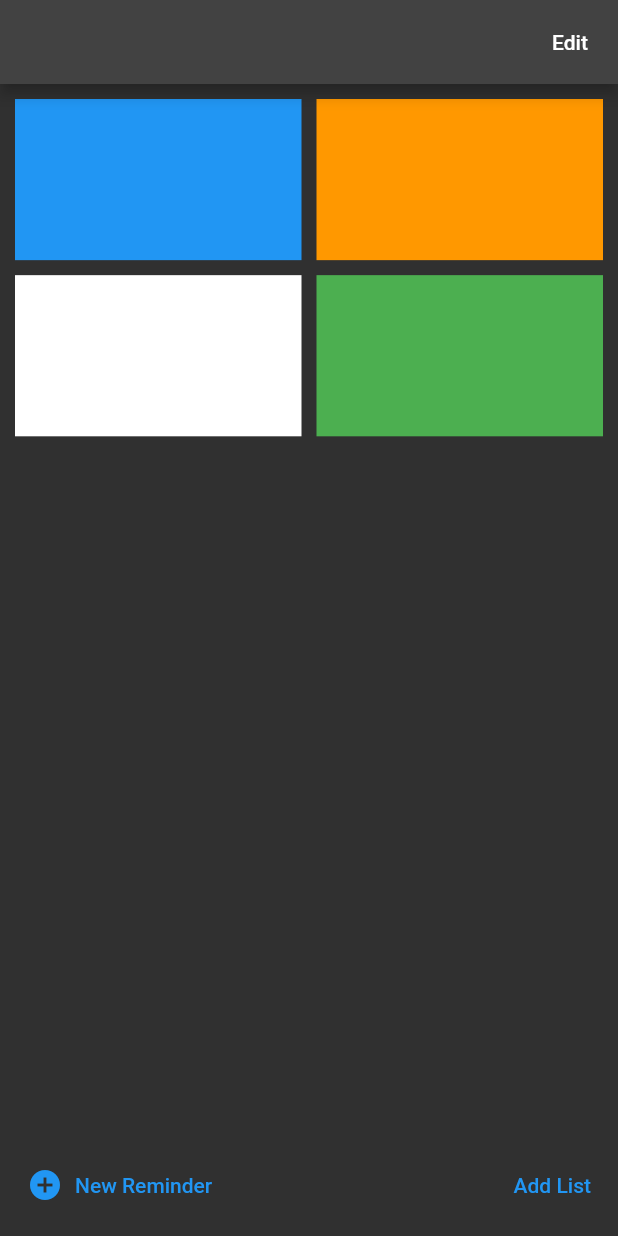
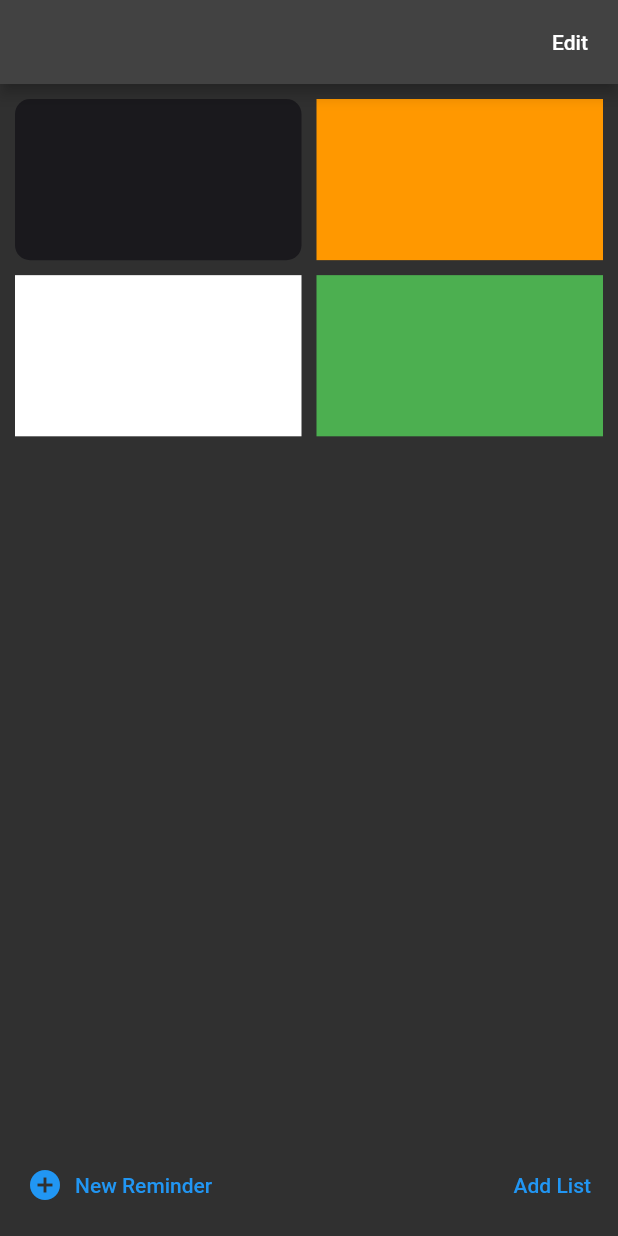
Before and after one commit to knhn1004/flutter-as-a-rn-dev, a Flutter app: the screen it shows after launch, on a phone screen of 412 x 824 dp. Run offline on Flutter 3.47's test engine with Material 2 defaults, Android fonts, the phone set to English and light mode, and no system bars.

Commit message:
box decoration custom color

```diff
--- a/lib/screens/home_screen.dart
+++ b/lib/screens/home_screen.dart
@@ -26,7 +26,11 @@ class HomeScreen extends StatelessWidget {
               mainAxisSpacing: 10,
               padding: EdgeInsets.all(10),
               children: [
-                Container(color: Colors.blue),
+                Container(
+                  decoration: BoxDecoration(
+                      borderRadius: BorderRadius.circular(10),
+                      color: Color(0xFF1A191D)),
+                ),
                 Container(color: Colors.orange),
                 Container(color: Colors.white),
                 Container(color: Colors.green),
```
